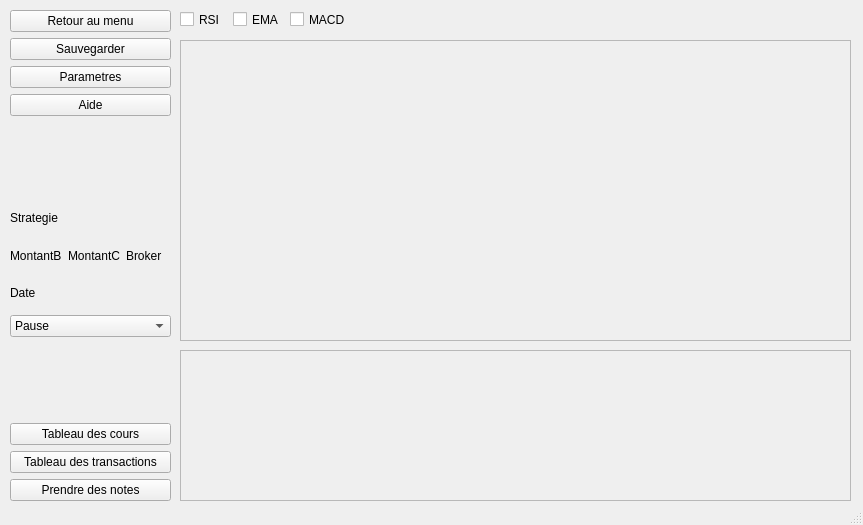
The window that MainWindows/mainwindow_modeauto.ui (VSahanaa/LO21_TrandingSimulator) describes before a commit, drawn with Qt 5.
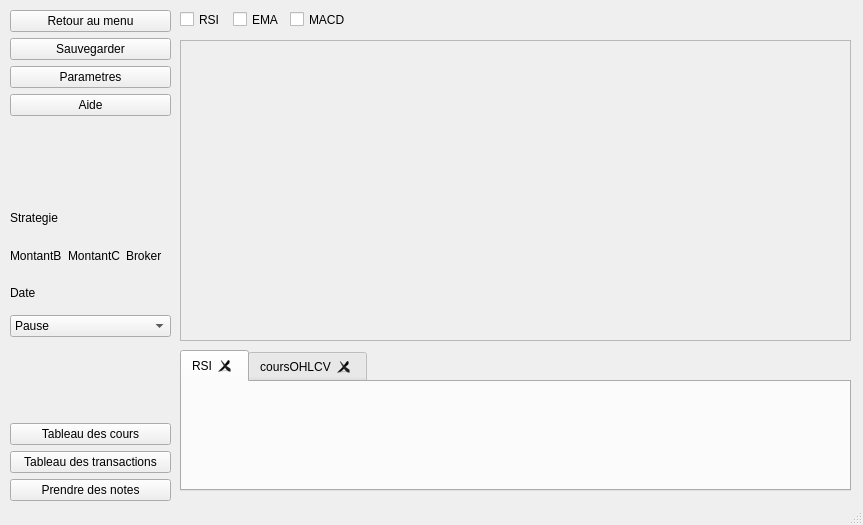
The same window after the commit.

Diff of the .ui file:
```diff
--- a/MainWindows/mainwindow_modeauto.ui
+++ b/MainWindows/mainwindow_modeauto.ui
@@ -201,23 +201,7 @@
      <enum>QFrame::Raised</enum>
     </property>
    </widget>
-   <widget class="QFrame" name="frame_autre">
-    <property name="geometry">
-     <rect>
-      <x>180</x>
-      <y>350</y>
-      <width>671</width>
-      <height>151</height>
-     </rect>
-    </property>
-    <property name="frameShape">
-     <enum>QFrame::StyledPanel</enum>
-    </property>
-    <property name="frameShadow">
-     <enum>QFrame::Raised</enum>
-    </property>
-   </widget>
-   <widget class="QWidget" name="">
+   <widget class="QWidget" name="layoutWidget">
     <property name="geometry">
      <rect>
       <x>180</x>
@@ -250,6 +234,38 @@
      </item>
     </layout>
    </widget>
+   <widget class="QTabWidget" name="tabWidget_autres">
+    <property name="geometry">
+     <rect>
+      <x>180</x>
+      <y>350</y>
+      <width>671</width>
+      <height>141</height>
+     </rect>
+    </property>
+    <property name="currentIndex">
+     <number>0</number>
+    </property>
+    <property name="tabsClosable">
+     <bool>true</bool>
+    </property>
+    <property name="movable">
+     <bool>true</bool>
+    </property>
+    <property name="tabBarAutoHide">
+     <bool>false</bool>
+    </property>
+    <widget class="QWidget" name="tab_RSI">
+     <attribute name="title">
+      <string>RSI</string>
+     </attribute>
+    </widget>
+    <widget class="QWidget" name="tab_coursOHLVC">
+     <attribute name="title">
+      <string>coursOHLCV</string>
+     </attribute>
+    </widget>
+   </widget>
   </widget>
   <widget class="QStatusBar" name="statusbar"/>
  </widget>
```
